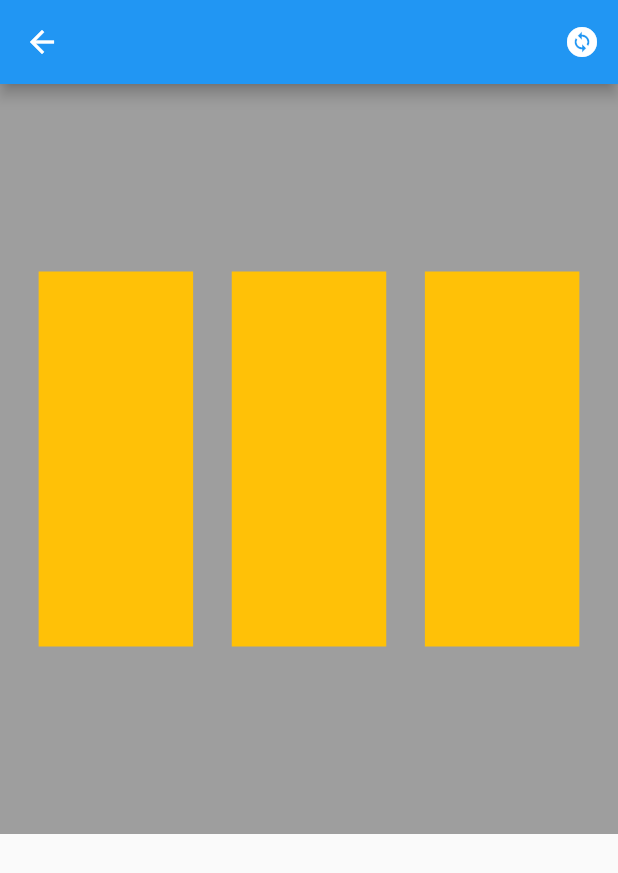
After one commit to adamramadhn/Flutter_Code, a Flutter app: the screen it shows after launch, after a tap on "Layout Builder", on a phone screen of 412 x 824 dp. The commit adds this screen. Shown: the top 873 px of the screen. Run offline on Flutter 3.47's test engine with Material 2 defaults, Android fonts, the phone set to English and light mode, and no system bars; our stand-ins replace shared_preferences.

Commit message:
add layout builder

```diff
--- a/lib/home.dart
+++ b/lib/home.dart
@@ -1,6 +1,7 @@
 import 'package:flutter/material.dart';
 import 'package:mycode/responsive/fitted_box.dart';
 import 'package:mycode/responsive/flexible_expanded.dart';
+import 'package:mycode/responsive/layout_builder.dart';
 import 'package:mycode/responsive/media_query.dart';
 import 'package:mycode/shared_preference/shared_pref.dart';
 
@@ -36,6 +37,11 @@ class HomePage extends StatelessWidget {
                   Navigator.pushNamed(context, SharedPrefPage.route),
               child: const Text('Shared Preference'),
             ),
+            ElevatedButton(
+              onPressed: () =>
+                  Navigator.pushNamed(context, LayoutBuilderPage.route),
+              child: const Text('Layout Builder'),
+            ),
           ],
         ),
       ),
--- a/lib/main.dart
+++ b/lib/main.dart
@@ -2,6 +2,7 @@ import 'package:flutter/material.dart';
 import 'package:mycode/home.dart';
 import 'package:mycode/responsive/fitted_box.dart';
 import 'package:mycode/responsive/flexible_expanded.dart';
+import 'package:mycode/responsive/layout_builder.dart';
 import 'package:mycode/responsive/media_query.dart';
 import 'package:mycode/shared_preference/second_page.dart';
 import 'package:mycode/shared_preference/shared_pref.dart';
@@ -23,7 +24,6 @@ class MyApp extends StatelessWidget {
         primarySwatch: Colors.blue,
       ),
       initialRoute: '/',
-      // home: const FlexibleExpandedPage(),
       routes: {
         '/': (context) => const HomePage(),
         FittedBoxPage.route: (context) => const FittedBoxPage(),
@@ -31,6 +31,7 @@ class MyApp extends StatelessWidget {
         MediaQueryPage.route: (context) => const MediaQueryPage(),
         SharedPrefPage.route: (context) => const SharedPrefPage(),
         SecondPage.route: (context) => const SecondPage(),
+        LayoutBuilderPage.route: (context) => const LayoutBuilderPage(),
       },
     );
   }
--- /dev/null
+++ b/lib/responsive/layout_builder.dart
@@ -0,0 +1,63 @@
+import 'package:flutter/material.dart';
+
+class LayoutBuilderPage extends StatefulWidget {
+  const LayoutBuilderPage({Key? key}) : super(key: key);
+  static String route = 'layout_builder_page';
+
+  @override
+  State<LayoutBuilderPage> createState() => _LayoutBuilderPageState();
+}
+
+class _LayoutBuilderPageState extends State<LayoutBuilderPage> {
+  bool isChange = false;
+  @override
+  Widget build(BuildContext context) {
+    return Scaffold(
+      appBar: AppBar(
+        actions: [
+          IconButton(
+              onPressed: () {
+                setState(() {
+                  isChange = !isChange;
+                });
+              },
+              icon: const Icon(Icons.change_circle))
+        ],
+      ),
+      body: SafeArea(
+        child: Container(
+          height: isChange ? 200 : 500,
+          width: MediaQuery.of(context).size.width,
+          color: Colors.grey,
+          child: Row(
+            mainAxisAlignment: MainAxisAlignment.spaceEvenly,
+            children: const [
+              MyContainer(),
+              MyContainer(),
+              MyContainer(),
+            ],
+          ),
+        ),
+      ),
+    );
+  }
+}
+
+class MyContainer extends StatelessWidget {
+  const MyContainer({
+    Key? key,
+  }) : super(key: key);
+
+  @override
+  Widget build(BuildContext context) {
+    return LayoutBuilder(
+      builder: (context, constraints) {
+        return Container(
+          width: MediaQuery.of(context).size.width * 0.25,
+          height: constraints.maxHeight * 0.5,
+          color: Colors.amber,
+        );
+      },
+    );
+  }
+}
```
